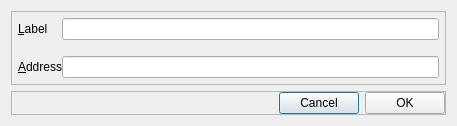
Old version of the form src/qt/forms/editaddressdialog.ui in the repository WalkerWaqiOrg/bitcoin-abc.
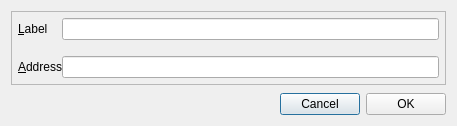
New version of the form. Custom widgets are drawn as their Qt base class.

What changed in the file:
```diff
--- a/src/qt/forms/editaddressdialog.ui
+++ b/src/qt/forms/editaddressdialog.ui
@@ -105,26 +105,7 @@
     </spacer>
    </item>
    <item>
-    <widget class="QFrame" name="frame_2">
-     <property name="frameShape">
-      <enum>QFrame::StyledPanel</enum>
-     </property>
-     <property name="frameShadow">
-      <enum>QFrame::Raised</enum>
-     </property>
      <layout class="QHBoxLayout" name="horizontalLayout">
-      <property name="leftMargin">
-       <number>0</number>
-      </property>
-      <property name="topMargin">
-       <number>0</number>
-      </property>
-      <property name="rightMargin">
-       <number>0</number>
-      </property>
-      <property name="bottomMargin">
-       <number>0</number>
-      </property>
       <item>
        <spacer name="horizontalSpacer">
         <property name="orientation">
@@ -132,7 +113,7 @@
         </property>
         <property name="sizeHint" stdset="0">
          <size>
-          <width>272</width>
+         <width>413</width>
           <height>20</height>
          </size>
         </property>
@@ -153,7 +134,6 @@
        </widget>
       </item>
      </layout>
-    </widget>
    </item>
   </layout>
  </widget>
```
Lines whose indentation alone changed are shown as unchanged.
